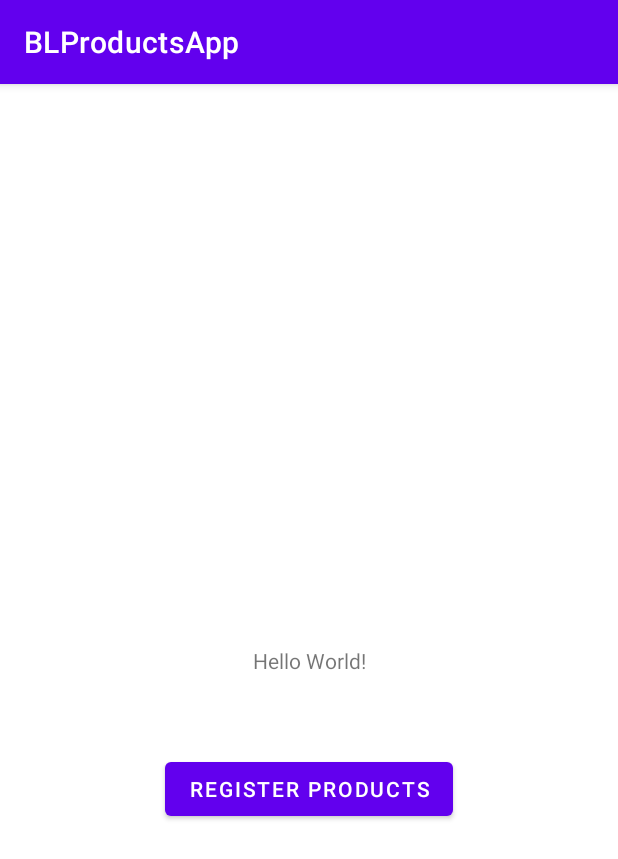
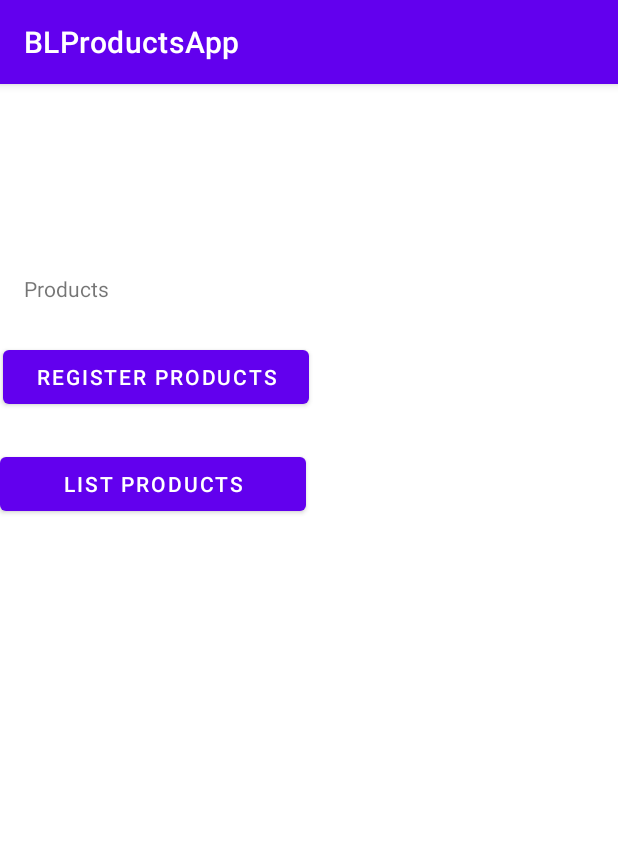
Before and after one commit to gustainMars/BLProductsApp, an Android app: the screen it shows after launch (MainActivity), on a phone screen of 412 x 824 dp. Shown: the top 859 px of the screen. Run offline under Robolectric (Android 15) with nearby library versions, the phone set to English and light mode, and no system bars.

Commit message:
Updated Labels on Manifest and Created ListProducts Activity
Created simple layout of listPorductsActivity, added button to open it on Main Activity and added proper name labels for those Activities.

```diff
--- a/app/src/main/java/com/gustavojw/blproductsapp/MainActivity.java
+++ b/app/src/main/java/com/gustavojw/blproductsapp/MainActivity.java
@@ -6,6 +6,7 @@ import android.content.Intent;
 import android.os.Bundle;
 import android.view.View;
 
+import com.gustavojw.blproductsapp.activities.ListProductsActivity;
 import com.gustavojw.blproductsapp.activities.ProductActivity;
 import com.gustavojw.blproductsapp.dbHelper.ConnectionSQLite;
 
@@ -25,4 +26,9 @@ public class MainActivity extends AppCompatActivity {
         Intent product = new Intent(this, ProductActivity.class);
         startActivity(product);
     }
+
+    public void openListProductActivity(View view) {
+        Intent product = new Intent(this, ListProductsActivity.class);
+        startActivity(product);
+    }
 }
--- a/app/src/main/res/layout/activity_main.xml
+++ b/app/src/main/res/layout/activity_main.xml
@@ -10,22 +10,40 @@
         android:id="@+id/textView"
         android:layout_width="wrap_content"
         android:layout_height="wrap_content"
-        android:text="Hello World!"
+        android:layout_marginStart="16dp"
+        android:text="Products"
         app:layout_constraintBottom_toBottomOf="parent"
+        app:layout_constraintHorizontal_bias="0.045"
         app:layout_constraintLeft_toLeftOf="parent"
         app:layout_constraintRight_toRightOf="parent"
-        app:layout_constraintTop_toTopOf="parent" />
+        app:layout_constraintStart_toStartOf="parent"
+        app:layout_constraintTop_toTopOf="parent"
+        app:layout_constraintVertical_bias="0.169" />
 
     <Button
         android:id="@+id/btnOpenProduct"
-        android:layout_width="wrap_content"
+        android:layout_width="204dp"
         android:layout_height="wrap_content"
+        android:onClick="openProductActivity"
         android:text="@string/registerProduct"
         app:layout_constraintBottom_toBottomOf="parent"
         app:layout_constraintEnd_toEndOf="parent"
+        app:layout_constraintHorizontal_bias="0.009"
         app:layout_constraintStart_toStartOf="parent"
         app:layout_constraintTop_toBottomOf="@+id/textView"
-        app:layout_constraintVertical_bias="0.159"
-        android:onClick="openProductActivity"/>
+        app:layout_constraintVertical_bias="0.044" />
+
+    <Button
+        android:id="@+id/btnListProduct"
+        android:layout_width="204dp"
+        android:layout_height="wrap_content"
+        android:onClick="openListProductActivity"
+        android:text="@string/ListProduct"
+        app:layout_constraintBottom_toBottomOf="parent"
+        app:layout_constraintEnd_toEndOf="parent"
+        app:layout_constraintHorizontal_bias="0.0"
+        app:layout_constraintStart_toStartOf="parent"
+        app:layout_constraintTop_toBottomOf="@+id/btnOpenProduct"
+        app:layout_constraintVertical_bias="0.046" />
 
 </androidx.constraintlayout.widget.ConstraintLayout>
--- a/app/src/main/res/values/strings.xml
+++ b/app/src/main/res/values/strings.xml
@@ -7,4 +7,7 @@
     <string name="openSale">Open Sale</string>
     <string name="registerProduct">Register Products</string>
     <string name="barCode">Bar Code</string>
+    <string name="realSign">R$</string>
+    <string name="stock">Stock:</string>
+    <string name="ListProduct">List Products</string>
 </resources>
```
Also changed, not shown: app/src/main/AndroidManifest.xml (+9 -2 lines), app/src/main/java/com/gustavojw/blproductsapp/activities/ListProductsActivity.java (added, +16 -0 lines), app/src/main/res/layout/activity_list_products.xml (added, +14 -0 lines), app/src/main/res/layout/product_layout.xml (added, +40 -0 lines).
